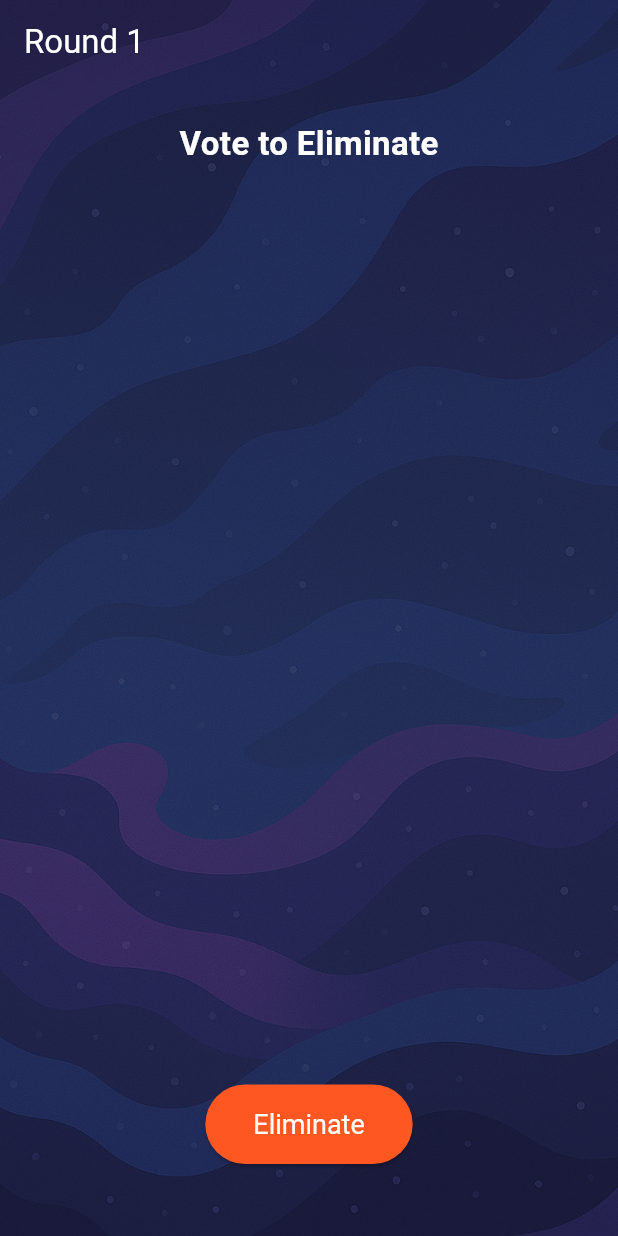
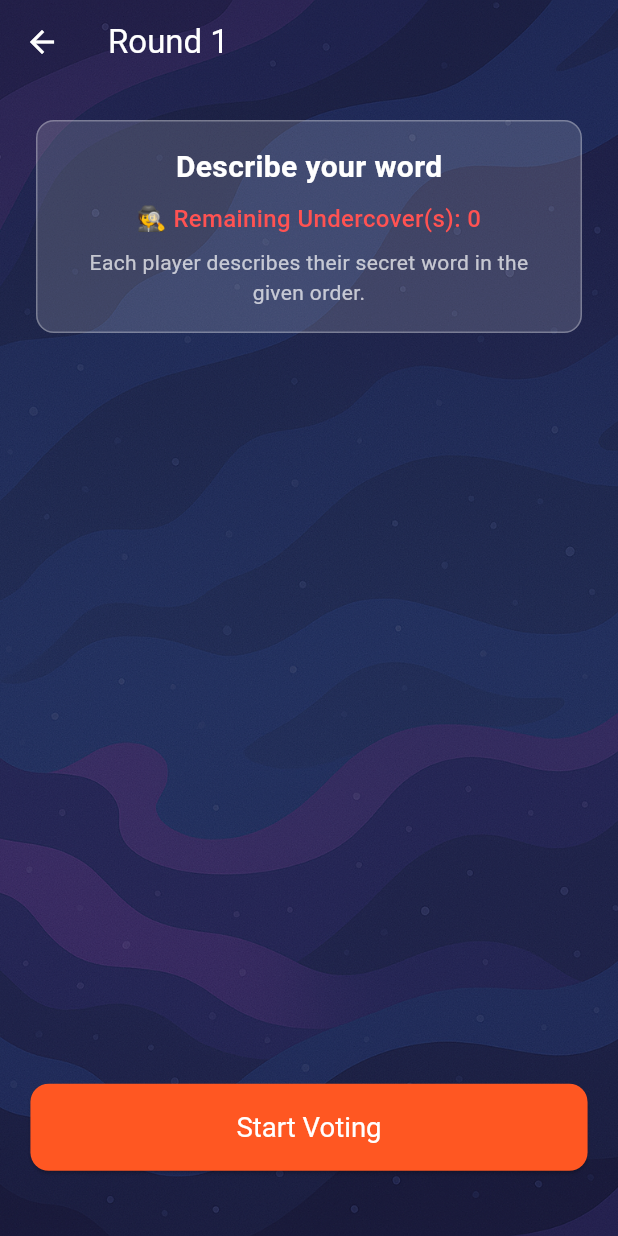
Before and after one commit to BlazheManev/undercover_clone, a Flutter app: the GameRoundScreen screen opened directly with empty values, on a phone screen of 412 x 824 dp. Run offline on Flutter 3.47's test engine with Material 3 defaults, Android fonts, the phone set to English and light mode, and no system bars.

Commit message:
* show voting instructions and confirm on game exit in GameRoundScreen * add avatar view for all players

```diff
--- a/lib/screens/setup/game_round_screen.dart
+++ b/lib/screens/setup/game_round_screen.dart
@@ -1,6 +1,7 @@
 import 'package:flutter/material.dart';
 import 'package:undercover_clone/screens/setup/game_result_screen.dart';
 import '../../../models/player.dart';
+import '../../../components/custom_button.dart';
 
 class GameRoundScreen extends StatefulWidget {
   final List<Player> players;
@@ -11,13 +12,40 @@ class GameRoundScreen extends StatefulWidget {
   State<GameRoundScreen> createState() => _GameRoundScreenState();
 }
 
-class _GameRoundScreenState extends State<GameRoundScreen> {
+class _GameRoundScreenState extends State<GameRoundScreen>
+    with SingleTickerProviderStateMixin {
   String? _selectedName;
   String message = '';
   int round = 1;
+  bool showVoting = false;
+
+  late AnimationController _pulseController;
+  late Animation<double> _pulseAnimation;
+
+  @override
+  void initState() {
+    super.initState();
+    _pulseController = AnimationController(
+      vsync: this,
+      duration: Duration(milliseconds: 800),
+    )..repeat(reverse: true);
+    _pulseAnimation = Tween(begin: 1.0, end: 1.07).animate(CurvedAnimation(
+      parent: _pulseController,
+      curve: Curves.easeInOut,
+    ));
+  }
+
+  @override
+  void dispose() {
+    _pulseController.dispose();
+    super.dispose();
+  }
 
   List<Player> get alivePlayers =>
       widget.players.where((p) => p.isAlive).toList();
+
+  int get remainingUndercovers =>
+      alivePlayers.where((p) => p.role == PlayerRole.Undercover).length;
 
   void _eliminatePlayer() {
     if (_selectedName == null) return;
@@ -31,24 +59,21 @@ class _GameRoundScreenState extends State<GameRoundScreen> {
       message = '${player.name} was eliminated.';
       _selectedName = null;
       round++;
+      showVoting = false;
     });
 
-    _checkWinCondition();
+    Future.microtask(() => _checkWinCondition());
   }
 
   void _checkWinCondition() {
     final alive = alivePlayers;
-    final undercovers = alive
-        .where((p) => p.role == PlayerRole.Undercover)
-        .toList();
-    final civilians = alive
-        .where((p) => p.role == PlayerRole.Civilian)
-        .toList();
+    final undercovers = alive.where((p) => p.role == PlayerRole.Undercover);
+    final civilians = alive.where((p) => p.role == PlayerRole.Civilian);
 
     if (undercovers.isEmpty) {
-      _endGame(false); // Civilians win
+      _endGame(false);
     } else if (civilians.isEmpty || alive.length <= 2) {
-      _endGame(true); // Undercover wins
+      _endGame(true);
     }
   }
 
@@ -56,21 +81,51 @@ class _GameRoundScreenState extends State<GameRoundScreen> {
     Navigator.pushReplacement(
       context,
       MaterialPageRoute(
-        builder: (_) =>
-            GameResultScreen(undercoverWins: undercoverWins),
+        builder: (_) => GameResultScreen(undercoverWins: undercoverWins),
       ),
     );
   }
 
+  Future<bool> _confirmExit() async {
+    final confirmed = await showDialog<bool>(
+      context: context,
+      builder: (_) => AlertDialog(
+        title: Text('Exit Game?'),
+        content: Text('If you go back now, the current game will be canceled.'),
+        actions: [
+          TextButton(
+            onPressed: () => Navigator.of(context).pop(false),
+            child: Text('Cancel'),
+          ),
+          TextButton(
+            onPressed: () => Navigator.of(context).pop(true),
+            child: Text('Exit'),
+          ),
+        ],
+      ),
+    );
+    return confirmed ?? false;
+  }
+
   @override
   Widget build(BuildContext context) {
-    return Scaffold(
+    return WillPopScope(
+      onWillPop: _confirmExit,
+      child: Scaffold(
         extendBodyBehindAppBar: true,
         appBar: AppBar(
           title: Text('Round $round'),
           backgroundColor: Colors.transparent,
           elevation: 0,
           foregroundColor: Colors.white,
+          leading: IconButton(
+            icon: Icon(Icons.arrow_back),
+            onPressed: () async {
+              if (await _confirmExit()) {
+                Navigator.of(context).pop();
+              }
+            },
+          ),
         ),
         body: Stack(
           fit: StackFit.expand,
@@ -85,9 +140,12 @@ class _GameRoundScreenState extends State<GameRoundScreen> {
                 padding: const EdgeInsets.all(24.0),
                 child: Column(
                   children: [
+                    if (showVoting || message.isNotEmpty)
+                      Column(
+                        children: [
                           if (message.isNotEmpty)
                             Padding(
-                      padding: const EdgeInsets.only(bottom: 16.0),
+                              padding: const EdgeInsets.only(bottom: 8.0),
                               child: Text(
                                 message,
                                 style: TextStyle(
@@ -96,21 +154,89 @@ class _GameRoundScreenState extends State<GameRoundScreen> {
                                 ),
                               ),
                             ),
+                          Container(
+                            width: double.infinity,
+                            padding: EdgeInsets.all(12),
+                            margin: EdgeInsets.only(bottom: 12),
+                            decoration: BoxDecoration(
+                              color: Colors.white.withOpacity(0.1),
+                              borderRadius: BorderRadius.circular(12),
+                              border: Border.all(color: Colors.white24),
+                            ),
+                            child: Text(
+                              '💬 Discuss and then vote somebody out by pointing simultaneously!',
+                              textAlign: TextAlign.center,
+                              style: TextStyle(
+                                color: Colors.white,
+                                fontSize: 15,
+                                fontStyle: FontStyle.italic,
+                              ),
+                            ),
+                          ),
+                        ],
+                      ),
+                    Container(
+                      width: double.infinity,
+                      padding: EdgeInsets.all(16),
+                      margin: EdgeInsets.only(bottom: 16),
+                      decoration: BoxDecoration(
+                        color: Colors.white.withOpacity(0.15),
+                        borderRadius: BorderRadius.circular(12),
+                        border: Border.all(color: Colors.white30),
+                      ),
+                      child: Column(
+                        children: [
                           Text(
-                    'Vote to Eliminate',
+                            showVoting
+                                ? 'Vote to Eliminate'
+                                : 'Describe your word',
                             style: TextStyle(
-                      fontSize: 22,
+                              fontSize: 20,
                               fontWeight: FontWeight.bold,
                               color: Colors.white,
                             ),
                           ),
-                  SizedBox(height: 16),
-                  ...alivePlayers.map(
-                    (p) => RadioListTile<String>(
+                          SizedBox(height: 8),
+                          Text(
+                            '🕵️ Remaining Undercover(s): $remainingUndercovers',
+                            textAlign: TextAlign.center,
+                            style: TextStyle(
+                              fontSize: 16,
+                              color: Colors.redAccent,
+                              fontWeight: FontWeight.w500,
+                            ),
+                          ),
+                          if (!showVoting) ...[
+                            SizedBox(height: 8),
+                            Text(
+                              'Each player describes their secret word in the given order.',
+                              textAlign: TextAlign.center,
+                              style: TextStyle(
+                                fontSize: 14,
+                                color: Colors.white70,
+                              ),
+                            ),
+                          ],
+                        ],
+                      ),
+                    ),
+                    Expanded(
+                      child: ListView(
+                        children: alivePlayers.map((p) {
+                          return ListTile(
+                            leading: CircleAvatar(
+                              backgroundColor: Colors.deepPurple,
+                              child: Text(
+                                p.name.substring(0, 1).toUpperCase(),
+                                style: TextStyle(color: Colors.white),
+                              ),
+                            ),
                             title: Text(
                               p.name,
                               style: TextStyle(color: Colors.white),
                             ),
+                            trailing: showVoting
+                                ? Radio<String>(
                                     value: p.name,
                                     groupValue: _selectedName,
                                     onChanged: (value) {
@@ -119,29 +245,38 @@ class _GameRoundScreenState extends State<GameRoundScreen> {
                                       });
                                     },
                                     activeColor: Colors.deepOrange,
+                                  )
+                                : null,
+                          );
+                        }).toList(),
                       ),
                     ),
-                  Spacer(),
-                  ElevatedButton(
+                    SizedBox(height: 20),
+                    showVoting
+                        ? CustomButton(
+                            text: 'Eliminate',
                             onPressed: _eliminatePlayer,
-                    style: ElevatedButton.styleFrom(
-                      backgroundColor: Colors.deepOrange,
-                      foregroundColor: Colors.white,
-                      padding: EdgeInsets.symmetric(
-                        horizontal: 32,
-                        vertical: 16,
+                          )
+                        : ScaleTransition(
+                            scale: _pulseAnimation,
+                            child: CustomButton(
+                              text: 'Start Voting',
+                              onPressed: () {
+                                setState(() {
+                                  showVoting = true;
+                                });
+                                _pulseController.stop();
+                              },
                             ),
-                      textStyle: TextStyle(fontSize: 18),
                           ),
-                    child: Text('Eliminate'),
-                  ),
-                  SizedBox(height: 24),
+                    SizedBox(height: 20),
                   ],
                 ),
               ),
             ),
           ],
         ),
+      ),
     );
   }
 }
```
Lines whose indentation alone changed are shown as unchanged.
